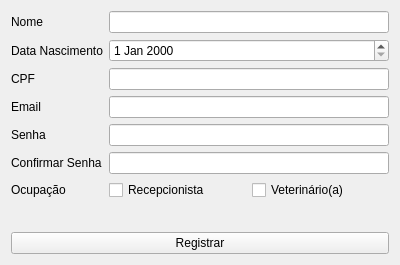
Above: tela_registrar.ui from mateuszinum/Projeto-Clinica-Veterinaria before the change. Below: the same form after it.
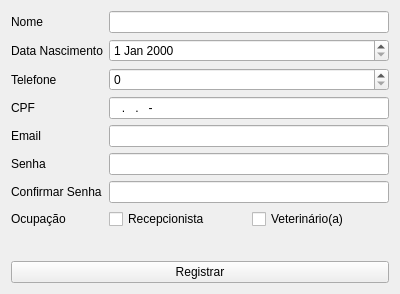
That is the form after the change.

Diff of the .ui file:
```diff
--- a/tela_registrar.ui
+++ b/tela_registrar.ui
@@ -38,54 +38,58 @@
    <item row="1" column="1">
     <widget class="QDateEdit" name="dateEdit"/>
    </item>
-   <item row="2" column="0">
+   <item row="3" column="0">
     <widget class="QLabel" name="label_3">
      <property name="text">
       <string>CPF</string>
      </property>
     </widget>
    </item>
-   <item row="2" column="1">
-    <widget class="QLineEdit" name="lineEdit_2"/>
+   <item row="3" column="1">
+    <widget class="QLineEdit" name="lineEdit_2">
+     <property name="inputMask">
+      <string>999.999.999-99</string>
+     </property>
+    </widget>
    </item>
-   <item row="3" column="0">
+   <item row="4" column="0">
     <widget class="QLabel" name="label_4">
      <property name="text">
       <string>Email</string>
      </property>
     </widget>
    </item>
-   <item row="3" column="1">
+   <item row="4" column="1">
     <widget class="QLineEdit" name="lineEdit_3"/>
    </item>
-   <item row="4" column="0">
+   <item row="5" column="0">
     <widget class="QLabel" name="label_5">
      <property name="text">
       <string>Senha</string>
      </property>
     </widget>
    </item>
-   <item row="4" column="1">
+   <item row="5" column="1">
     <widget class="QLineEdit" name="lineEdit_4"/>
    </item>
-   <item row="5" column="0">
+   <item row="6" column="0">
     <widget class="QLabel" name="label_6">
      <property name="text">
       <string>Confirmar Senha</string>
      </property>
     </widget>
    </item>
-   <item row="5" column="1">
+   <item row="6" column="1">
     <widget class="QLineEdit" name="lineEdit_5"/>
    </item>
-   <item row="6" column="0">
+   <item row="7" column="0">
     <widget class="QLabel" name="label_7">
      <property name="text">
       <string>Ocupação</string>
      </property>
     </widget>
    </item>
-   <item row="6" column="1">
+   <item row="7" column="1">
     <layout class="QHBoxLayout" name="horizontalLayout">
      <item>
       <widget class="QCheckBox" name="checkBox_2">
@@ -103,7 +107,7 @@
      </item>
     </layout>
    </item>
-   <item row="7" column="0" colspan="2">
+   <item row="8" column="0" colspan="2">
     <spacer name="horizontalSpacer">
      <property name="orientation">
       <enum>Qt::Horizontal</enum>
@@ -116,13 +120,23 @@
      </property>
     </spacer>
    </item>
-   <item row="8" column="0" colspan="2">
+   <item row="9" column="0" colspan="2">
     <widget class="QPushButton" name="registrarBTN">
      <property name="text">
       <string>Registrar</string>
      </property>
     </widget>
    </item>
+   <item row="2" column="0">
+    <widget class="QLabel" name="label_8">
+     <property name="text">
+      <string>Telefone</string>
+     </property>
+    </widget>
+   </item>
+   <item row="2" column="1">
+    <widget class="QSpinBox" name="spinBox"/>
+   </item>
   </layout>
  </widget>
  <resources/>
```
